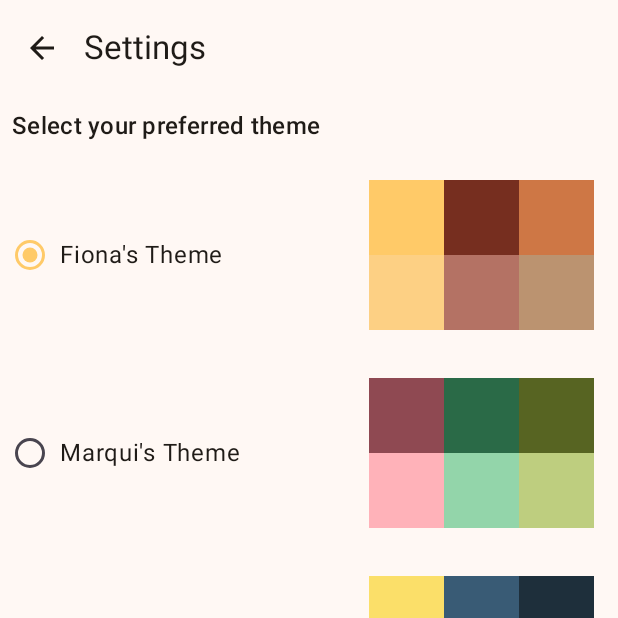
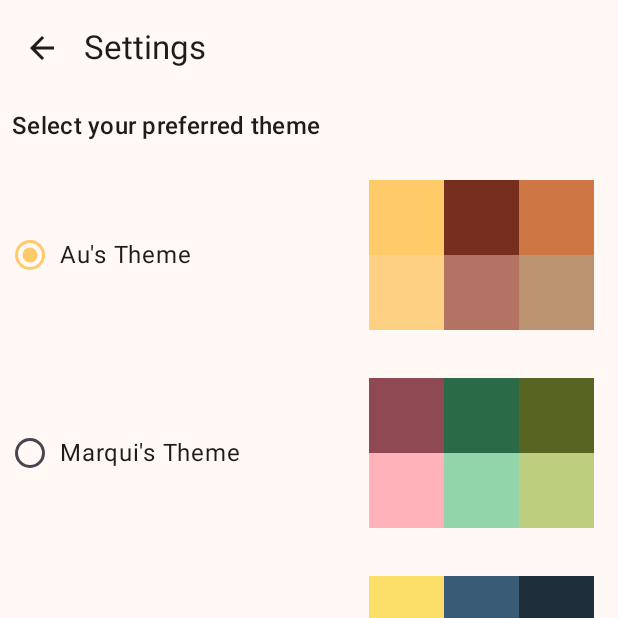
Before and after one commit to moritzmarquardt/Finotes, an Android app built with Jetpack Compose: the SettingsScreen screen opened through its navigation route, on a phone screen of 412 x 824 dp, the top half of it. Run offline under Robolectric (Android 15) with nearby library versions, the phone set to English and light mode, and no system bars; our stand-ins replace Dagger/Hilt's generated code.

Commit message:
fix: more robust saving of the theme preferences.

```diff
--- a/app/src/main/java/de/marquisproject/finotes/data/notes/repositories/DataStoreInstance.kt
+++ b/app/src/main/java/de/marquisproject/finotes/data/notes/repositories/DataStoreInstance.kt
@@ -1,13 +1,11 @@
 package de.marquisproject.finotes.data.notes.repositories
 
 import android.content.Context
-import androidx.compose.ui.input.key.Key
+import android.util.Log
 import androidx.datastore.core.DataStore
 import androidx.datastore.preferences.core.Preferences
-import androidx.datastore.preferences.core.booleanPreferencesKey
 import androidx.datastore.preferences.core.edit
 import androidx.datastore.preferences.core.stringPreferencesKey
-import androidx.datastore.preferences.core.stringSetPreferencesKey
 import androidx.datastore.preferences.preferencesDataStore
 import de.marquisproject.finotes.ui.theme.ThemeVariant
 import kotlinx.coroutines.flow.Flow
@@ -34,9 +32,14 @@ object DataStoreInstance {
         return context.dataStore.data.map { settings ->
             val theme = settings[THEME_KEY]
             if (theme == null) {
-                ThemeVariant.FIONA // default theme
+                ThemeVariant.AU // default theme
             } else {
-                ThemeVariant.valueOf(theme)
+                try {
+                    ThemeVariant.valueOf(theme)
+                } catch (e: IllegalArgumentException) {
+                    Log.w("DataStoreInstance", "Invalid theme value found in DataStore. Falling back to default.", e)
+                    ThemeVariant.AU
+                }
             }
         }
     }
--- a/app/src/main/java/de/marquisproject/finotes/ui/theme/Theme.kt
+++ b/app/src/main/java/de/marquisproject/finotes/ui/theme/Theme.kt
@@ -57,21 +57,21 @@ private fun colourPaletteToDarkColorScheme(
 @Composable
 fun FinotesTheme(
     darkTheme: Boolean = isSystemInDarkTheme(),
-    themeVariant: ThemeVariant? = ThemeVariant.FIONA,
+    themeVariant: ThemeVariant? = ThemeVariant.AU,
     content: @Composable (() -> Unit)
 ) {
     val lightColorSchemeVariant = when (themeVariant) {
-        ThemeVariant.FIONA -> colourPaletteToLightColorScheme(ThemeVariantMap[ThemeVariant.FIONA] ?: error("Fiona theme not found"))
+        ThemeVariant.AU -> colourPaletteToLightColorScheme(ThemeVariantMap[ThemeVariant.AU] ?: error("Fiona theme not found"))
         ThemeVariant.MARQUI -> colourPaletteToLightColorScheme(ThemeVariantMap[ThemeVariant.MARQUI] ?: error("Marqui theme not found"))
         ThemeVariant.MINION -> colourPaletteToLightColorScheme(ThemeVariantMap[ThemeVariant.MINION] ?: error("Minion theme not found"))
-        null -> colourPaletteToLightColorScheme(ThemeVariantMap[ThemeVariant.FIONA] ?: error("Fiona theme not found"))
+        null -> colourPaletteToLightColorScheme(ThemeVariantMap[ThemeVariant.AU] ?: error("Fiona theme not found"))
         ThemeVariant.MATERIAL -> colourPaletteToLightColorScheme(ThemeVariantMap[ThemeVariant.MATERIAL] ?: error("Material theme not found"))
     }
     val darkColorSchemeVariant = when (themeVariant) {
-        ThemeVariant.FIONA -> colourPaletteToDarkColorScheme(ThemeVariantMap[ThemeVariant.FIONA] ?: error("Fiona theme not found"))
+        ThemeVariant.AU -> colourPaletteToDarkColorScheme(ThemeVariantMap[ThemeVariant.AU] ?: error("Fiona theme not found"))
         ThemeVariant.MARQUI -> colourPaletteToDarkColorScheme(ThemeVariantMap[ThemeVariant.MARQUI] ?: error("Marqui theme not found"))
         ThemeVariant.MINION -> colourPaletteToDarkColorScheme(ThemeVariantMap[ThemeVariant.MINION] ?: error("Minion theme not found"))
-        null -> colourPaletteToDarkColorScheme(ThemeVariantMap[ThemeVariant.FIONA] ?: error("Fiona theme not found"))
+        null -> colourPaletteToDarkColorScheme(ThemeVariantMap[ThemeVariant.AU] ?: error("Fiona theme not found"))
         ThemeVariant.MATERIAL -> colourPaletteToDarkColorScheme(ThemeVariantMap[ThemeVariant.MATERIAL] ?: error("Material theme not found"))
     }
     val colorScheme = when {
```
Also changed, not shown: app/src/main/java/de/marquisproject/finotes/ui/theme/Color.kt (+4 -4 lines).
